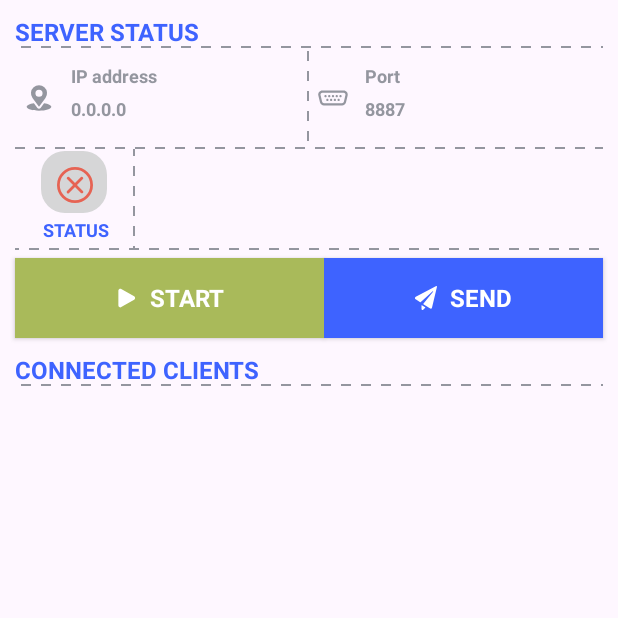
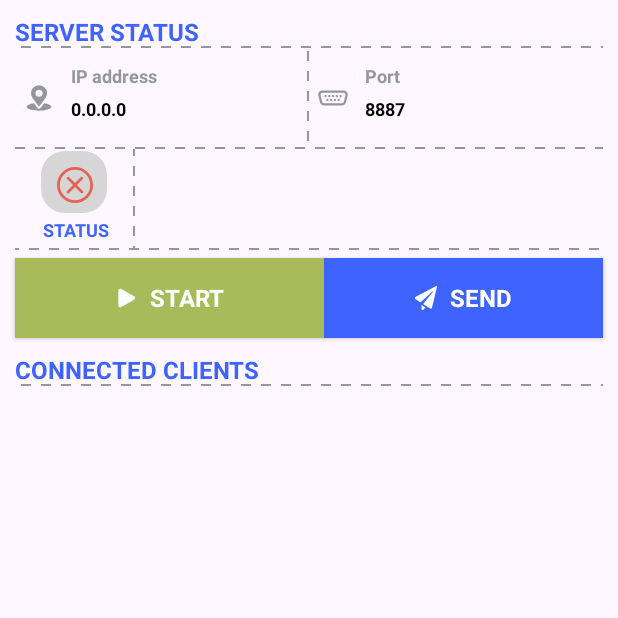
Before and after one commit to davidvancl/reader-connector, an Android app: the screen it shows after launch (MainActivity), on a phone screen of 412 x 824 dp, the top half of it. Run offline under Robolectric (Android 15) with nearby library versions, the phone set to English and light mode, and no system bars.

Commit message:
fix socket test send & ip colors

```diff
--- a/ReaderAndroidApp/app/src/main/java/com/example/readerandroidapp/MainActivity.java
+++ b/ReaderAndroidApp/app/src/main/java/com/example/readerandroidapp/MainActivity.java
@@ -50,7 +50,9 @@ public class MainActivity extends AppCompatActivity {
     }
 
     public void onBroadcastClick(View v) {
-        webSocketService.getWss().broadcast("HELLO WORLD");
+        if (webSocketService != null) {
+            webSocketService.getWss().broadcast("HELLO WORLD");
+        }
     }
 
     public void onScanOpenClick(View v) {
--- a/ReaderAndroidApp/app/src/main/res/layout/activity_main.xml
+++ b/ReaderAndroidApp/app/src/main/res/layout/activity_main.xml
@@ -175,7 +175,7 @@
                 android:layout_marginEnd="2dp"
                 android:fontFamily="sans-serif"
                 android:textAlignment="viewStart"
-                android:textColor="@color/admin_neutral"
+                android:textColor="@color/black"
                 android:textSize="12sp"
                 android:textStyle="bold"
                 app:layout_constraintEnd_toEndOf="parent"
@@ -237,7 +237,7 @@
                 android:layout_marginEnd="2dp"
                 android:fontFamily="sans-serif"
                 android:textAlignment="viewStart"
-                android:textColor="@color/admin_neutral"
+                android:textColor="@color/black"
                 android:textSize="12sp"
                 android:textStyle="bold"
                 app:layout_constraintEnd_toEndOf="parent"
```
